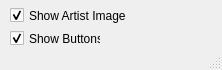
Before: the Qt Designer form QTdesign.ui in mousetz/tidalrpc, drawn with Qt 5.
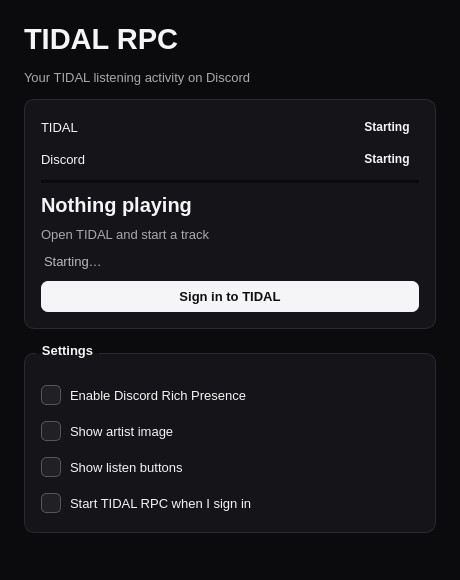
After: the same form once the commit is applied.

```diff
--- a/QTdesign.ui
+++ b/QTdesign.ui
@@ -6,64 +6,361 @@
    <rect>
     <x>0</x>
     <y>0</y>
-    <width>222</width>
-    <height>70</height>
+    <width>460</width>
+    <height>580</height>
    </rect>
   </property>
+  <property name="minimumSize">
+   <size>
+    <width>460</width>
+    <height>580</height>
+   </size>
+  </property>
   <property name="windowTitle">
    <string>TidalRpc</string>
   </property>
-  <property name="windowOpacity">
-   <double>1.000000000000000</double>
-  </property>
-  <property name="toolButtonStyle">
-   <enum>Qt::ToolButtonIconOnly</enum>
-  </property>
-  <property name="tabShape">
-   <enum>QTabWidget::Rounded</enum>
+  <property name="styleSheet">
+   <string notr="true">QMainWindow, QWidget {
+    background: #0b0b0d;
+    color: #f5f5f7;
+    font-family: "Segoe UI";
+    font-size: 10pt;
+}
+QLabel, QCheckBox {
+    background: transparent;
+}
+QLabel#titleLabel {
+    font-size: 22pt;
+    font-weight: 700;
+}
+QLabel#subtitleLabel, QLabel#artistLabel {
+    color: #a7a7ad;
+}
+QLabel#trackLabel {
+    font-size: 15pt;
+    font-weight: 600;
+}
+QLabel#overallStatusLabel {
+    color: #b7b7bd;
+    padding: 2px 0;
+}
+QLabel#overallStatusLabel[state="error"] {
+    color: #ff7777;
+}
+QFrame#statusCard, QGroupBox {
+    background: #151519;
+    border: 1px solid #29292f;
+    border-radius: 10px;
+}
+QGroupBox {
+    font-weight: 600;
+    margin-top: 10px;
+    padding-top: 12px;
+}
+QGroupBox::title {
+    subcontrol-origin: margin;
+    left: 12px;
+    padding: 0 4px;
+}
+QLabel#tidalStatusLabel, QLabel#rpcStatusLabel {
+    border-radius: 8px;
+    padding: 4px 9px;
+    font-size: 9pt;
+    font-weight: 600;
+}
+QLabel[state="connected"] {
+    background: #123b2b;
+    color: #72e6ae;
+}
+QLabel[state="paused"], QLabel[state="waiting"], QLabel[state="missing"] {
+    background: #303038;
+    color: #c7c7cd;
+}
+QLabel[state="disabled"] {
+    background: #27272d;
+    color: #8c8c94;
+}
+QLabel[state="error"] {
+    background: #442326;
+    color: #ff8b91;
+}
+QCheckBox {
+    spacing: 9px;
+    padding: 5px 0;
+}
+QCheckBox::indicator {
+    width: 18px;
+    height: 18px;
+}
+QCheckBox::indicator:unchecked {
+    border: 1px solid #55555d;
+    border-radius: 5px;
+    background: #202025;
+}
+QCheckBox::indicator:checked {
+    border: 1px solid #28a7ff;
+    border-radius: 5px;
+    background: #129cff;
+}
+QCheckBox:disabled {
+    color: #6f6f76;
+}
+QPushButton {
+    background: #f5f5f7;
+    color: #101013;
+    border: 0;
+    border-radius: 7px;
+    padding: 8px 14px;
+    font-weight: 600;
+}
+QPushButton:hover {
+    background: #dcdce1;
+}
+QPushButton:pressed {
+    background: #c8c8ce;
+}
+QStatusBar {
+    background: #0b0b0d;
+}</string>
   </property>
   <widget class="QWidget" name="centralwidget">
-   <widget class="QCheckBox" name="checkBox">
-    <property name="geometry">
-     <rect>
-      <x>10</x>
-      <y>0</y>
-      <width>131</width>
-      <height>31</height>
-     </rect>
+   <layout class="QVBoxLayout" name="mainLayout">
+    <property name="leftMargin">
+     <number>24</number>
     </property>
-    <property name="autoFillBackground">
-     <bool>false</bool>
+    <property name="topMargin">
+     <number>22</number>
     </property>
-    <property name="text">
-     <string>Show Artist Image</string>
+    <property name="rightMargin">
+     <number>24</number>
     </property>
-    <property name="checked">
-     <bool>true</bool>
+    <property name="bottomMargin">
+     <number>18</number>
     </property>
-   </widget>
-   <widget class="QCheckBox" name="checkBox_2">
-    <property name="geometry">
-     <rect>
-      <x>10</x>
-      <y>30</y>
-      <width>91</width>
-      <height>17</height>
-     </rect>
+    <property name="spacing">
+     <number>14</number>
     </property>
-    <property name="text">
-     <string>Show Buttons</string>
-    </property>
-    <property name="checked">
-     <bool>true</bool>
-    </property>
-   </widget>
+    <item>
+     <widget class="QLabel" name="titleLabel">
+      <property name="text">
+       <string>TIDAL RPC</string>
+      </property>
+     </widget>
+    </item>
+    <item>
+     <widget class="QLabel" name="subtitleLabel">
+      <property name="text">
+       <string>Your TIDAL listening activity on Discord</string>
+      </property>
+     </widget>
+    </item>
+    <item>
+     <widget class="QFrame" name="statusCard">
+      <layout class="QVBoxLayout" name="statusLayout">
+       <property name="leftMargin">
+        <number>16</number>
+       </property>
+       <property name="topMargin">
+        <number>16</number>
+       </property>
+       <property name="rightMargin">
+        <number>16</number>
+       </property>
+       <property name="bottomMargin">
+        <number>16</number>
+       </property>
+       <property name="spacing">
+        <number>10</number>
+       </property>
+       <item>
+        <layout class="QHBoxLayout" name="serviceStatusLayout">
+         <item>
+          <widget class="QLabel" name="tidalNameLabel">
+           <property name="text">
+            <string>TIDAL</string>
+           </property>
+          </widget>
+         </item>
+         <item>
+          <spacer name="tidalSpacer">
+           <property name="orientation">
+            <enum>Qt::Horizontal</enum>
+           </property>
+           <property name="sizeHint" stdset="0">
+            <size>
+             <width>40</width>
+             <height>20</height>
+            </size>
+           </property>
+          </spacer>
+         </item>
+         <item>
+          <widget class="QLabel" name="tidalStatusLabel">
+           <property name="text">
+            <string>Starting</string>
+           </property>
+           <property name="alignment">
+            <set>Qt::AlignCenter</set>
+           </property>
+          </widget>
+         </item>
+        </layout>
+       </item>
+       <item>
+        <layout class="QHBoxLayout" name="discordStatusLayout">
+         <item>
+          <widget class="QLabel" name="discordNameLabel">
+           <property name="text">
+            <string>Discord</string>
+           </property>
+          </widget>
+         </item>
+         <item>
+          <spacer name="discordSpacer">
+           <property name="orientation">
+            <enum>Qt::Horizontal</enum>
+           </property>
+           <property name="sizeHint" stdset="0">
+            <size>
+             <width>40</width>
+             <height>20</height>
+            </size>
+           </property>
+          </spacer>
+         </item>
+         <item>
+          <widget class="QLabel" name="rpcStatusLabel">
+           <property name="text">
+            <string>Starting</string>
+           </property>
+           <property name="alignment">
+            <set>Qt::AlignCenter</set>
+           </property>
+          </widget>
+         </item>
+        </layout>
+       </item>
+       <item>
+        <widget class="QFrame" name="separator">
+         <property name="frameShape">
+          <enum>QFrame::HLine</enum>
+         </property>
+         <property name="frameShadow">
+          <enum>QFrame::Sunken</enum>
+         </property>
+        </widget>
+       </item>
+       <item>
+        <widget class="QLabel" name="trackLabel">
+         <property name="text">
+          <string>Nothing playing</string>
+         </property>
+         <property name="wordWrap">
+          <bool>true</bool>
+         </property>
+         <property name="textInteractionFlags">
+          <set>Qt::TextSelectableByMouse</set>
+         </property>
+        </widget>
+       </item>
+       <item>
+        <widget class="QLabel" name="artistLabel">
+         <property name="text">
+          <string>Open TIDAL and start a track</string>
+         </property>
+         <property name="wordWrap">
+          <bool>true</bool>
+         </property>
+         <property name="textInteractionFlags">
+          <set>Qt::TextSelectableByMouse</set>
+         </property>
+        </widget>
+       </item>
+       <item>
+        <widget class="QLabel" name="overallStatusLabel">
+         <property name="text">
+          <string>Starting…</string>
+         </property>
+         <property name="wordWrap">
+          <bool>true</bool>
+         </property>
+        </widget>
+       </item>
+       <item>
+        <widget class="QPushButton" name="authButton">
+         <property name="text">
+          <string>Sign in to TIDAL</string>
+         </property>
+        </widget>
+       </item>
+      </layout>
+     </widget>
+    </item>
+    <item>
+     <widget class="QGroupBox" name="settingsGroup">
+      <property name="title">
+       <string>Settings</string>
+      </property>
+      <layout class="QVBoxLayout" name="settingsLayout">
+       <property name="leftMargin">
+        <number>16</number>
+       </property>
+       <property name="topMargin">
+        <number>14</number>
+       </property>
+       <property name="rightMargin">
+        <number>16</number>
+       </property>
+       <property name="bottomMargin">
+        <number>14</number>
+       </property>
+       <item>
+        <widget class="QCheckBox" name="richPresenceCheckBox">
+         <property name="text">
+          <string>Enable Discord Rich Presence</string>
+         </property>
+        </widget>
+       </item>
+       <item>
+        <widget class="QCheckBox" name="checkBox">
+         <property name="text">
+          <string>Show artist image</string>
+         </property>
+        </widget>
+       </item>
+       <item>
+        <widget class="QCheckBox" name="checkBox_2">
+         <property name="text">
+          <string>Show listen buttons</string>
+         </property>
+        </widget>
+       </item>
+       <item>
+        <widget class="QCheckBox" name="startupCheckBox">
+         <property name="text">
+          <string>Start TIDAL RPC when I sign in</string>
+         </property>
+        </widget>
+       </item>
+      </layout>
+     </widget>
+    </item>
+    <item>
+     <spacer name="verticalSpacer">
+      <property name="orientation">
+       <enum>Qt::Vertical</enum>
+      </property>
+      <property name="sizeHint" stdset="0">
+       <size>
+        <width>20</width>
+        <height>8</height>
+       </size>
+      </property>
+     </spacer>
+    </item>
+   </layout>
   </widget>
-  <widget class="QStatusBar" name="statusbar">
-   <property name="sizeGripEnabled">
-    <bool>true</bool>
-   </property>
-  </widget>
+  <widget class="QStatusBar" name="statusbar"/>
  </widget>
  <resources/>
  <connections/>
```
Left out of the diff: 2 changed lines with no effect on the pictures.
